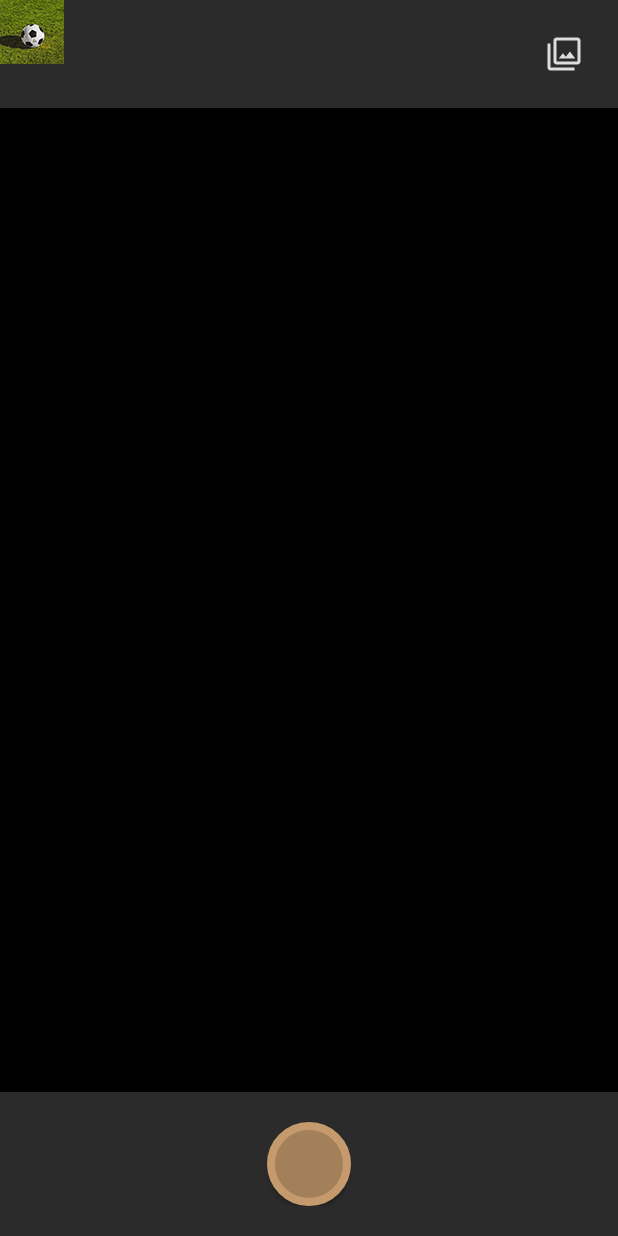
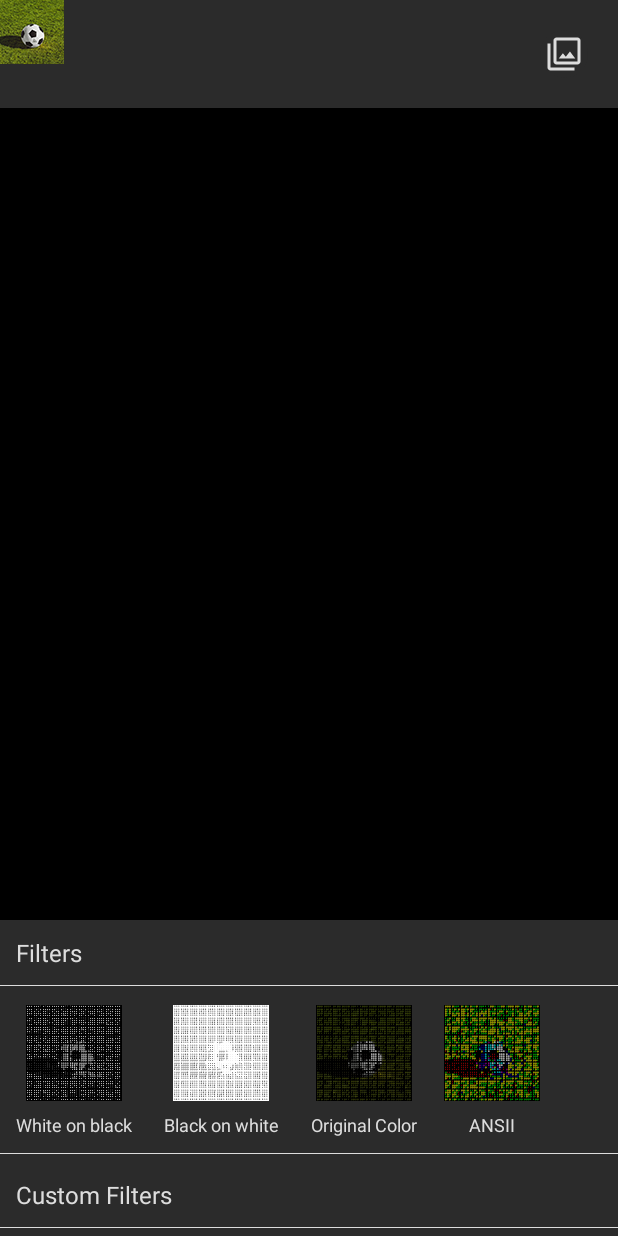
Before and after one commit to akhilasdeveloper/ASCII_Camera, an Android app: the screen it shows after launch (MainActivity), after a tap on an icon or button, on a phone screen of 412 x 824 dp. Run offline under Robolectric (Android 15) with nearby library versions, the phone set to English and light mode, and no system bars; our stand-ins replace Dagger/Hilt's generated code, Timber; libraries missing offline, so code that uses them is left out: androidx.camera.core, androidx.camera.lifecycle; 2 statements that could not run were skipped.

```diff
--- a/app/src/main/java/com/akhilasdeveloper/asciicamera/ui/MainActivity.kt
+++ b/app/src/main/java/com/akhilasdeveloper/asciicamera/ui/MainActivity.kt
@@ -85,40 +85,15 @@ class MainActivity : AppCompatActivity(), RecyclerFiltersClickListener {
             viewModel.toggleCamera()
         }
         binding.filterButton.setOnClickListener {
-            when (textCanvasView.filter) {
-                is TextBitmapFilter.WhiteOnBlack -> {
-                    textCanvasView.filter = TextBitmapFilter.BlackOnWhite
-                }
-                is TextBitmapFilter.BlackOnWhite -> {
-                    textCanvasView.filter = TextBitmapFilter.OriginalColor
-                }
-                is TextBitmapFilter.OriginalColor -> {
-                    textCanvasView.filter = TextBitmapFilter.ANSI
-                }
-                is TextBitmapFilter.ANSI -> {
-                    CoroutineScope(Dispatchers.Default).launch {
-                        textCanvasView.filter = TextBitmapFilter.Custom(
-                            FilterSpecs(
-//                                density = textGraphicsSorter.sortTextByBrightness("!@#$%^&*()_+=-|}{[]\\\":;',.><?/~`"),
-                                density = "!@#$%^&*()_+=-|}{[]\\\":;',.><?/~`",
-                                fgColors = arrayListOf(Color.WHITE),
-                                colorBg = Color.BLACK
-                            )
-                        )
-                    }
-                }
-                is TextBitmapFilter.Custom -> {
-                    textCanvasView.filter = TextBitmapFilter.WhiteOnBlack
-                }
-            }
-        }
-
-        binding.captureButton.setOnClickListener {
             if (bottomSheetBehavior.state == BottomSheetBehavior.STATE_EXPANDED)
                 bottomSheetBehavior.state = BottomSheetBehavior.STATE_HIDDEN
             else {
                 bottomSheetBehavior.state = BottomSheetBehavior.STATE_EXPANDED
             }
+        }
+
+        binding.captureButton.setOnClickListener {
+
         }
 
     }
--- a/app/src/main/java/com/akhilasdeveloper/asciicamera/ui/recyclerview/FiltersRecyclerAdapter.kt
+++ b/app/src/main/java/com/akhilasdeveloper/asciicamera/ui/recyclerview/FiltersRecyclerAdapter.kt
@@ -38,6 +38,7 @@ class FiltersRecyclerAdapter(
             fun bindPhoto(photo: TextBitmapFilter, position: Int) {
                 binding.filterItemImage.filter = photo
                 binding.filterItemImage.generateTextViewFromBitmap(bitmap = sampleBitmap)
+                binding.filterName.text = photo.name
                 binding.root.setOnClickListener {
                     interaction?.onItemClicked(photo)
                 }
--- a/app/src/main/java/com/akhilasdeveloper/asciicamera/ui/views/TextCanvasView.kt
+++ b/app/src/main/java/com/akhilasdeveloper/asciicamera/ui/views/TextCanvasView.kt
@@ -94,7 +94,7 @@ class TextCanvasView(
 
     private val drawList = arrayListOf<ArrayList<CharData>>()
     private var bgColor = Color.BLACK
-    var filter: TextBitmapFilter = TextBitmapFilter.WhiteOnBlack
+    var filter: TextBitmapFilter? = null
         set(value) {
             field = value
             draw()
@@ -103,7 +103,7 @@ class TextCanvasView(
     private fun draw() {
         scaledBitmap?.let {
             drawList.clear()
-            drawList.addAll(filter.bitmapToText(it))
+            drawList.addAll((filter?:TextBitmapFilter.WhiteOnBlack).bitmapToText(it))
             calculateStartVal()
             bgColor = drawList.first().first().colorBg
             postInvalidate()
--- a/app/src/main/java/com/akhilasdeveloper/asciicamera/util/TextBitmapFilter.kt
+++ b/app/src/main/java/com/akhilasdeveloper/asciicamera/util/TextBitmapFilter.kt
@@ -108,6 +108,8 @@ sealed class TextBitmapFilter {
 
     abstract val id:Int
 
+    abstract val name:String
+
     protected abstract val density: String
     protected abstract fun fgColors(pixel: Int): ArrayList<Int>
     protected abstract fun bgColor(pixel: Int): Int
@@ -117,6 +119,8 @@ sealed class TextBitmapFilter {
 
         override val id: Int
             get() = -2
+        override val name: String
+            get() = "White on black"
 
         private var specs: FilterSpecs = FilterSpecs()
         operator fun invoke(filterSpecs: FilterSpecs = FilterSpecs()){
@@ -124,7 +128,7 @@ sealed class TextBitmapFilter {
         }
 
         override val density: String
-            get() = ".:oOB@"
+            get() = "@BOo:."
 
         override fun fgColors(pixel: Int): ArrayList<Int> = arrayListOf(Color.WHITE)
 
@@ -135,13 +139,17 @@ sealed class TextBitmapFilter {
 
         override val id: Int
             get() = -12
+
+        override val name: String
+            get() = "Black on white"
+
         private var specs: FilterSpecs = FilterSpecs()
         operator fun invoke(filterSpecs: FilterSpecs = FilterSpecs()){
             specs = filterSpecs
         }
 
         override val density: String
-            get() = "Ñ@#W\$9876543210?!abc;:+=-,."
+            get() = ".:oOB@"
 
         override fun fgColors(pixel: Int): ArrayList<Int> = arrayListOf(Color.BLACK)
 
@@ -152,6 +160,10 @@ sealed class TextBitmapFilter {
 
         override val id: Int
             get() = -3
+
+        override val name: String
+            get() = "Original Color"
+
         private var specs: FilterSpecs = FilterSpecs()
         operator fun invoke(filterSpecs: FilterSpecs = FilterSpecs()){
             specs = filterSpecs
@@ -169,6 +181,8 @@ sealed class TextBitmapFilter {
 
         override val id: Int
             get() = -4
+        override val name: String
+            get() = "ANSII"
         private var specs: FilterSpecs = FilterSpecs()
         operator fun invoke(filterSpecs: FilterSpecs = FilterSpecs()){
             specs = filterSpecs
@@ -202,6 +216,8 @@ sealed class TextBitmapFilter {
 
         override val id: Int
             get() = -5
+        override val name: String
+            get() = "Custom"
 
         override val density: String
             get() = specs.density
--- a/app/src/main/res/layout/filter_list_item.xml
+++ b/app/src/main/res/layout/filter_list_item.xml
@@ -6,7 +6,8 @@
     xmlns:tools="http://schemas.android.com/tools"
     android:orientation="vertical"
     android:gravity="center"
-    android:layout_margin="2dp">
+    android:layout_margin="5dp"
+    android:background="@color/menu_bg_color">
 
     <com.akhilasdeveloper.asciicamera.ui.views.TextCanvasView
         android:id="@+id/filterItemImage"
@@ -19,6 +20,10 @@
     <TextView
         android:layout_width="wrap_content"
         android:layout_height="wrap_content"
-        android:id="@+id/filterName"/>
+        android:id="@+id/filterName"
+        android:text="@string/filter"
+        android:textSize="12sp"
+        android:textColor="@color/menu_fg_color"
+        android:padding="5dp"/>
 
 </LinearLayout>
--- a/app/src/main/res/layout/layout_filter_bottom_sheet.xml
+++ b/app/src/main/res/layout/layout_filter_bottom_sheet.xml
@@ -1,12 +1,56 @@
 <?xml version="1.0" encoding="utf-8"?>
-<FrameLayout xmlns:android="http://schemas.android.com/apk/res/android"
+<LinearLayout xmlns:android="http://schemas.android.com/apk/res/android"
     android:layout_width="match_parent"
     android:layout_height="wrap_content"
-    android:background="@color/menu_bg_color">
+    android:background="@color/menu_bg_color"
+    android:orientation="vertical">
+
+    <TextView
+        android:layout_width="wrap_content"
+        android:layout_height="wrap_content"
+        android:id="@+id/filter"
+        android:text="@string/filters"
+        android:textSize="16sp"
+        android:textColor="@color/menu_fg_color"
+        android:padding="5dp"
+        android:layout_margin="5dp"/>
+
+    <View
+        android:layout_width="match_parent"
+        android:layout_height=".5dp"
+        android:background="@color/menu_fg_color"
+        android:layout_marginBottom="5dp"/>
 
     <androidx.recyclerview.widget.RecyclerView
         android:id="@+id/filterItems"
         android:layout_width="match_parent"
         android:layout_height="wrap_content"/>
 
-</FrameLayout>
+    <View
+        android:layout_width="match_parent"
+        android:layout_height=".5dp"
+        android:background="@color/menu_fg_color"
+        android:layout_marginBottom="5dp"/>
+
+    <TextView
+        android:layout_width="wrap_content"
+        android:layout_height="wrap_content"
+        android:id="@+id/filterCustom"
+        android:text="@string/custom_filters"
+        android:textSize="16sp"
+        android:textColor="@color/menu_fg_color"
+        android:padding="5dp"
+        android:layout_margin="5dp"/>
+
+    <View
+        android:layout_width="match_parent"
+        android:layout_height=".5dp"
+        android:background="@color/menu_fg_color"
+        android:layout_marginBottom="5dp"/>
+
+    <androidx.recyclerview.widget.RecyclerView
+        android:id="@+id/customFilterItems"
+        android:layout_width="match_parent"
+        android:layout_height="wrap_content"/>
+
+</LinearLayout>
--- a/app/src/main/res/values/strings.xml
+++ b/app/src/main/res/values/strings.xml
@@ -2,4 +2,7 @@
     <string name="app_name">ASCII Camera</string>
     <string name="image_preview">Image Preview</string>
     <string name="filter_item_image">Filter Item Image</string>
+    <string name="filter">Filter</string>
+    <string name="filters">Filters</string>
+    <string name="custom_filters">Custom Filters</string>
 </resources>
```
